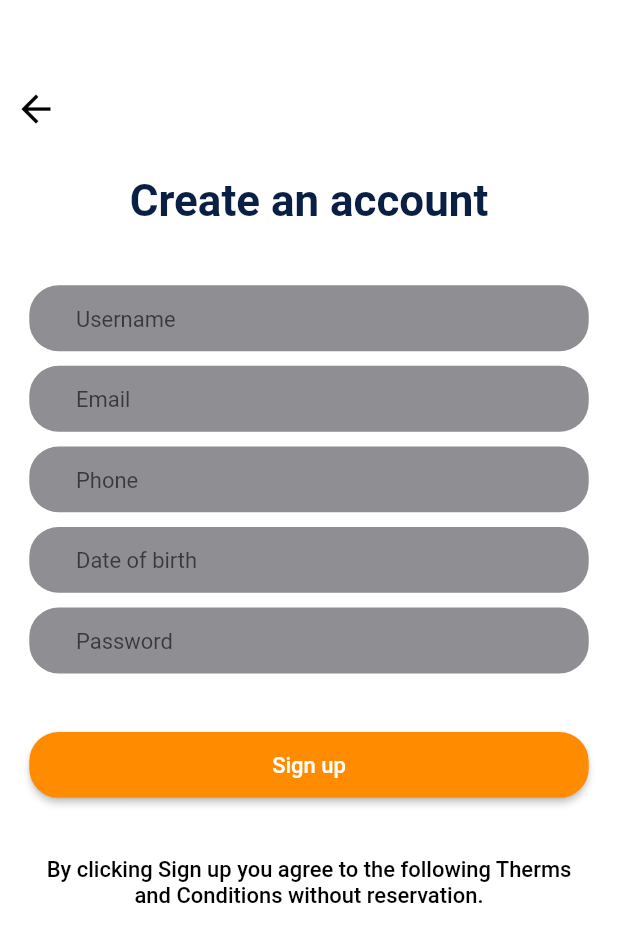
After one commit to Wuerike/delivery_app, a Flutter app: the SingUpPage screen opened by its route, on a phone screen of 412 x 824 dp. The commit adds this screen. Shown: the top 942 px of the screen. Run offline on Flutter 3.47's test engine with Material 2 defaults, Android fonts, the phone set to English and light mode, and no system bars; our stand-ins replace flutter_screenutil; network calls fail.

Commit message:
feat: Add sign up page

```diff
--- a/lib/src/pages/login_page.dart
+++ b/lib/src/pages/login_page.dart
@@ -90,7 +90,9 @@ class LoginPage extends StatelessWidget {
                         ),
                       ),
                       SizedBox(height: 40.h),
-                      Container(
+                      GestureDetector(
+                        onTap: () => Navigator.of(context).pushNamed("sign-up"),
+                        child: Container(
                           child: Row(
                             mainAxisAlignment: MainAxisAlignment.center,
                             children: [
@@ -112,6 +114,7 @@ class LoginPage extends StatelessWidget {
                                 ),
                               ),
                             ],
+                          ),
                         ),
                       )
                     ],
--- /dev/null
+++ b/lib/src/pages/sign_up_page.dart
@@ -0,0 +1,120 @@
+import 'package:delivery_app/src/colors/colors.dart';
+import 'package:delivery_app/src/widgets/back_button.dart';
+import 'package:flutter/material.dart';
+import 'package:flutter_screenutil/flutter_screenutil.dart';
+
+class SingUpPage extends StatelessWidget {
+  const SingUpPage({Key? key}) : super(key: key);
+
+  @override
+  Widget build(BuildContext context) {
+    return Scaffold(
+      backgroundColor: Colors.white,
+      body: Stack(
+        children: [
+          Positioned(
+            left: 0,
+            top: 50.h,
+            child: backButton(context, Colors.black),
+          ),
+          Positioned(
+            left: 0,
+            right: 0,
+            bottom: 0,
+            top: 100.h,
+            child: Container(
+              child: Padding(
+                padding: EdgeInsets.all(20.h),
+                child: Center(
+                  child: Column(
+                    children: [
+                      Text(
+                        "Create an account",
+                        style: TextStyle(
+                          color: accentColor,
+                          fontWeight: FontWeight.bold,
+                          fontSize: 30.sp,
+                        ),
+                      ),
+                      SizedBox(height: 40.h),
+                      _input("Username"),
+                      SizedBox(height: 10.h),
+                      _input("Email", textInputType: TextInputType.emailAddress),
+                      SizedBox(height: 10.h),
+                      _input("Phone", textInputType: TextInputType.phone),
+                      SizedBox(height: 10.h),
+                      _input("Date of birth", textInputType: TextInputType.datetime),
+                      SizedBox(height: 10.h),
+                      _input("Password", obscureText: true),
+                      SizedBox(height: 40.h),
+                      _sign_up_button(context),
+                      SizedBox(height: 40.h),
+                      Container(
+                        padding: EdgeInsets.symmetric(horizontal: 10.w),
+                        child: Text(
+                          "By clicking Sign up you agree to the following Therms and Conditions without reservation.",
+                          textAlign: TextAlign.center,
+                          style: TextStyle(
+                            color: Colors.black,
+                            fontWeight: FontWeight.w500,
+                            fontSize: 15.sp,
+                          ),
+                        ),
+                      ),
+                    ],
+                  ),
+                ),
+              ),
+            ),
+          ),
+        ],
+      ),
+    );
+  }
+}
+
+Widget _input(String hintText, {bool obscureText = false, TextInputType textInputType = TextInputType.text}) {
+  return Container(
+    height: 45.h,
+    padding: EdgeInsets.only(left: 20.w),
+    decoration: BoxDecoration(
+      color: bgInputs,
+      borderRadius: BorderRadius.circular(20.r),
+    ),
+    child: TextField(
+      keyboardType: textInputType,
+      style: TextStyle(fontSize: 15.sp),
+      obscureText: obscureText,
+      decoration: InputDecoration(
+        hintText: hintText,
+        contentPadding: EdgeInsets.fromLTRB(10, 0, 0, 0),
+        border: OutlineInputBorder(
+          borderSide: BorderSide.none,
+        ),
+      ),
+    ),
+  );
+}
+
+Widget _sign_up_button(BuildContext context) {
+  return Container(
+    height: 45.h,
+    width: double.infinity,
+    child: ElevatedButton(
+      style: ElevatedButton.styleFrom(
+        backgroundColor: orange,
+        shape: RoundedRectangleBorder(
+          borderRadius: BorderRadius.circular(20.r),
+        ),
+      ),
+      child: Text(
+        "Sign up",
+        style: TextStyle(
+          color: Colors.white,
+          fontSize: 15.sp,
+        ),
+      ),
+      onPressed: () {},
+    ),
+  );
+}
--- a/lib/src/routes/routes.dart
+++ b/lib/src/routes/routes.dart
@@ -1,5 +1,6 @@
 import 'package:delivery_app/src/pages/forgot_password_page.dart';
 import 'package:delivery_app/src/pages/login_page.dart';
+import 'package:delivery_app/src/pages/sign_up_page.dart';
 import 'package:flutter/widgets.dart';
 
 // Pages
@@ -8,5 +9,6 @@ import 'package:delivery_app/src/pages/welcome_page.dart';
 final routes = <String, WidgetBuilder>{
   'welcome': (BuildContext context) => WelcomePage(),
   'login': (BuildContext context) => LoginPage(),
-  'forgot-password': (BuildContext context) => ForgotPasswordPage()
+  'forgot-password': (BuildContext context) => ForgotPasswordPage(),
+  'sign-up': (BuildContext context) => SingUpPage()
 };
```
Lines whose indentation alone changed are shown as unchanged.
